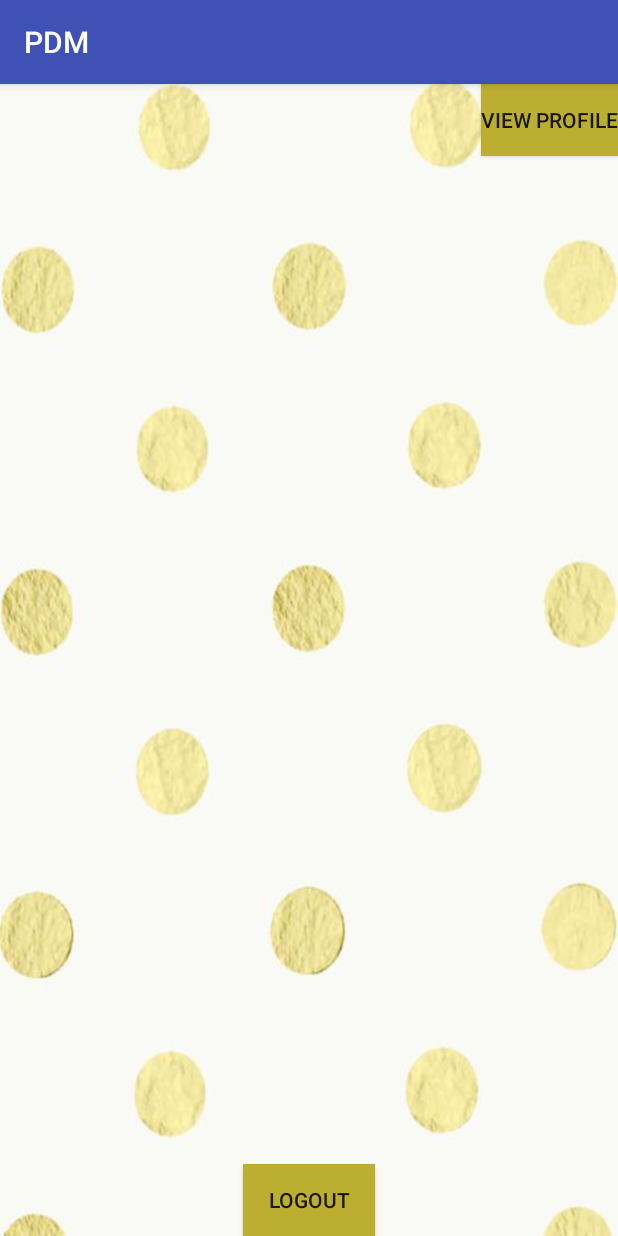
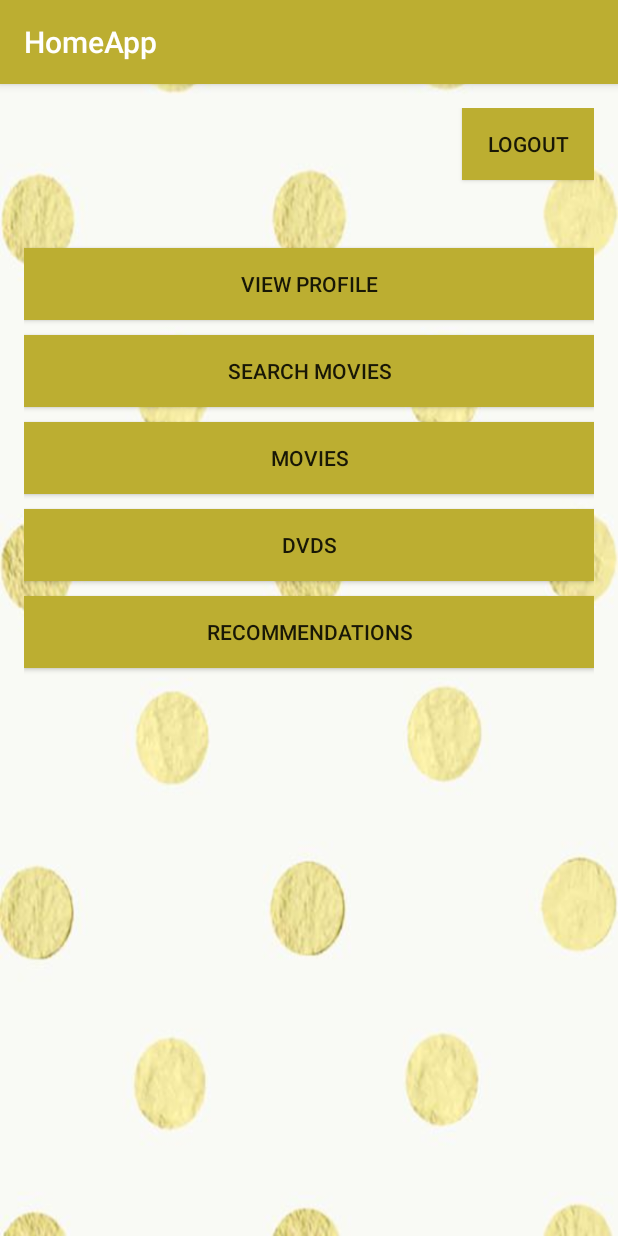
Before and after one commit to PolkaDot/PolkaDotMovies, an Android app: the HomeApp screen opened directly, with no data from a screen before it, on a phone screen of 412 x 824 dp. Run offline under Robolectric (Android 15) with nearby library versions, the phone set to English and light mode, and no system bars; 1 statement that could not run was skipped.

Commit message:
got rid of StartApplication and made HomeApp instead with all buttons created, and reconnected all of the pages we previously had

```diff
--- a/app/src/main/AndroidManifest.xml
+++ b/app/src/main/AndroidManifest.xml
@@ -23,7 +23,7 @@
                 <category android:name="android.intent.category.LAUNCHER" />
             </intent-filter>
         </activity>
-        <!--<activity android:name=".StartApplication" />-->
+        <!-- <activity android:name=".StartApplication" /> -->
         <activity
             android:name=".LoginApplication"
             android:label="@string/title_activity_login_application"
@@ -31,10 +31,10 @@
         <activity
             android:name=".RegistrationPage"
             android:label="@string/title_activity_registration_page"
-            android:theme="@style/AppTheme.NoActionBar"></activity>
-            android:name=".LoginActivity"
-            android:label="@string/title_activity_login" />
-        <activity android:name=".StartApplication" />
+            android:theme="@style/AppTheme.NoActionBar" /><![CDATA[
+        android:name=".LoginActivity"
+        android:label="@string/title_activity_login" />
+        ]]>
         <activity
             android:name=".ViewProfile"
             android:label="@string/title_activity_view_profile"
@@ -42,6 +42,10 @@
         <activity
             android:name=".EditProfile"
             android:label="@string/title_activity_edit_profile"
+            android:theme="@style/AppTheme.NoActionBar" />
+        <activity
+            android:name=".HomeApp"
+            android:label="@string/title_activity_home_app"
             android:theme="@style/AppTheme.NoActionBar"></activity>
     </application>
 
--- a/app/src/main/java/com/polka/pdm/StartApplication.java
+++ b/app/src/main/java/com/polka/pdm/HomeApp.java
@@ -1,28 +1,27 @@
-// @Author Arsh Momin
-// @version 1.0
+package com.polka.pdm;
 
-package com.polka.pdm;
 import android.content.Intent;
 import android.os.Bundle;
+import android.support.design.widget.FloatingActionButton;
+import android.support.design.widget.Snackbar;
 import android.support.v7.app.AppCompatActivity;
+import android.support.v7.widget.Toolbar;
 import android.view.View;
 import android.widget.Toast;
 
-public class StartApplication extends AppCompatActivity  {
-    public DBHelper userdb;
+public class HomeApp extends AppCompatActivity {
 
     private User user;
 
-    //when we create this activity, there are some things we need to do first
-    // hence the name on create
     @Override
     protected void onCreate(Bundle savedInstanceState) {
-        userdb = new DBHelper(this);
         super.onCreate(savedInstanceState);
-        setContentView(R.layout.activity_start_application);
+        setContentView(R.layout.activity_home_app);
+        Toolbar toolbar = (Toolbar) findViewById(R.id.toolbar);
+
 //        couldn't get toolbar to work
 //        Toolbar toolbar = (Toolbar) findViewById(R.id.toolbar);
-//        setSupportActionBar(toolbar);
+        setSupportActionBar(toolbar);
 
         // Grab data about user from extras
         if (savedInstanceState == null) {
@@ -60,7 +59,7 @@
      */
 
     public void logoutClickListener(View view) {
-        Intent intent = new Intent(StartApplication.this, MainActivity.class);
+        Intent intent = new Intent(this, MainActivity.class);
         startActivity(intent);
     }
 
--- a/app/src/main/java/com/polka/pdm/LoginApplication.java
+++ b/app/src/main/java/com/polka/pdm/LoginApplication.java
@@ -30,7 +30,7 @@
         if (passBox.getText().toString().equals(user.password)) {
             text = "Login Success!";
 
-            Intent startApp = new Intent(this, StartApplication.class);
+            Intent startApp = new Intent(this, HomeApp.class);
             // Save user data for next activity
             startApp.putExtra("user", user);
             startActivity(startApp);
--- a/app/src/main/java/com/polka/pdm/ViewProfile.java
+++ b/app/src/main/java/com/polka/pdm/ViewProfile.java
@@ -54,6 +54,12 @@
         startActivity(intent);
     }
 
+    public void onHomeClick(View view) {
+        Intent intent = new Intent(this, HomeApp.class);
+        intent.putExtra("user", user);
+        startActivity(intent);
+    }
+
 
 
 }
--- /dev/null
+++ b/app/src/main/res/layout/activity_home_app.xml
@@ -0,0 +1,35 @@
+<?xml version="1.0" encoding="utf-8"?>
+<android.support.design.widget.CoordinatorLayout xmlns:android="http://schemas.android.com/apk/res/android"
+    xmlns:app="http://schemas.android.com/apk/res-auto"
+    xmlns:tools="http://schemas.android.com/tools"
+    android:layout_width="match_parent"
+    android:layout_height="match_parent"
+    android:fitsSystemWindows="true"
+    android:background="@drawable/homebackground"
+    tools:context="com.polka.pdm.HomeApp">
+
+    <android.support.design.widget.AppBarLayout
+        android:layout_width="match_parent"
+        android:layout_height="wrap_content"
+        android:theme="@style/AppTheme.AppBarOverlay">
+
+        <android.support.v7.widget.Toolbar
+            android:id="@+id/toolbar"
+            android:layout_width="match_parent"
+            android:layout_height="?attr/actionBarSize"
+            android:background="#bcae31"
+            app:popupTheme="@style/AppTheme.PopupOverlay" />
+
+    </android.support.design.widget.AppBarLayout>
+
+    <include layout="@layout/content_home_app" />
+
+    <!--<android.support.design.widget.FloatingActionButton-->
+        <!--android:id="@+id/fab"-->
+        <!--android:layout_width="wrap_content"-->
+        <!--android:layout_height="wrap_content"-->
+        <!--android:layout_gravity="bottom|end"-->
+        <!--android:layout_margin="@dimen/fab_margin"-->
+        <!--android:src="@android:drawable/ic_dialog_email" />-->
+
+</android.support.design.widget.CoordinatorLayout>
--- /dev/null
+++ b/app/src/main/res/layout/content_home_app.xml
@@ -0,0 +1,85 @@
+<?xml version="1.0" encoding="utf-8"?>
+<RelativeLayout xmlns:android="http://schemas.android.com/apk/res/android"
+    xmlns:app="http://schemas.android.com/apk/res-auto"
+    xmlns:tools="http://schemas.android.com/tools"
+    android:layout_width="match_parent"
+    android:layout_height="match_parent"
+    android:paddingBottom="@dimen/activity_vertical_margin"
+    android:paddingLeft="@dimen/activity_horizontal_margin"
+    android:paddingRight="@dimen/activity_horizontal_margin"
+    android:paddingTop="@dimen/activity_vertical_margin"
+    app:layout_behavior="@string/appbar_scrolling_view_behavior"
+    tools:context="com.polka.pdm.HomeApp"
+    tools:showIn="@layout/activity_home_app">
+
+
+    <Button
+        android:layout_width="wrap_content"
+        android:layout_height="wrap_content"
+        android:text="LOGOUT"
+        android:id="@+id/LogoutHomeButton"
+        android:layout_alignParentTop="true"
+        android:layout_alignParentEnd="true"
+        android:background="#bcae31"
+        android:onClick="logoutClickListener" />
+
+    <Button
+        android:layout_width="wrap_content"
+        android:layout_height="wrap_content"
+        android:text="VIEW PROFILE"
+        android:id="@+id/ViewProfileButton"
+        android:layout_marginTop="45dp"
+        android:layout_below="@+id/LogoutHomeButton"
+        android:layout_alignParentEnd="true"
+        android:layout_alignParentStart="true"
+        android:background="#bcae31"
+        android:onClick="onViewProfileClick" />
+
+    <Button
+        android:layout_width="wrap_content"
+        android:layout_height="wrap_content"
+        android:text="SEARCH MOVIES"
+        android:id="@+id/SearchMoviesButton"
+        android:layout_below="@+id/ViewProfileButton"
+        android:layout_centerHorizontal="true"
+        android:layout_marginTop="10dp"
+        android:layout_alignParentStart="true"
+        android:layout_alignParentEnd="true"
+        android:background="#bcae31" />
+
+    <Button
+        android:layout_width="wrap_content"
+        android:layout_height="wrap_content"
+        android:text="MOVIES"
+        android:id="@+id/MoviesButton"
+        android:layout_below="@+id/SearchMoviesButton"
+        android:layout_centerVertical="true"
+        android:layout_marginTop="10dp"
+        android:layout_alignParentEnd="true"
+        android:layout_alignParentStart="true"
+        android:background="#bcae31" />
+
+    <Button
+        android:layout_width="wrap_content"
+        android:layout_height="wrap_content"
+        android:text="DVDS"
+        android:id="@+id/DVDsButton"
+        android:layout_below="@+id/MoviesButton"
+        android:layout_centerVertical="true"
+        android:layout_marginTop="10dp"
+        android:layout_alignParentEnd="true"
+        android:layout_alignParentStart="true"
+        android:background="#bcae31" />
+
+    <Button
+        android:layout_width="wrap_content"
+        android:layout_height="wrap_content"
+        android:text="RECOMMENDATIONS"
+        android:id="@+id/RecommendationsButton"
+        android:layout_below="@+id/DVDsButton"
+        android:layout_centerVertical="true"
+        android:layout_marginTop="10dp"
+        android:layout_alignParentEnd="true"
+        android:layout_alignParentStart="true"
+        android:background="#bcae31" />
+</RelativeLayout>
--- a/app/src/main/res/layout/content_view_profile.xml
+++ b/app/src/main/res/layout/content_view_profile.xml
@@ -18,10 +18,11 @@
         android:layout_height="wrap_content"
         android:text="Edit Profile"
         android:id="@+id/EditProfile"
+        android:clickable="true"
+        android:onClick="onEditProfileClick"
+        android:background="#bcae31"
         android:layout_alignParentTop="true"
-        android:layout_alignParentEnd="true"
-        android:clickable="true"
-        android:onClick="onEditProfileClick" />
+        android:layout_alignParentStart="true" />
 
     <TextView
         android:layout_width="wrap_content"
@@ -193,5 +194,15 @@
         android:text="Hello"
         android:layout_alignBaseline="@+id/MajorLabel" />
 
+    <Button
+        android:layout_width="wrap_content"
+        android:layout_height="wrap_content"
+        android:text="Home"
+        android:id="@+id/HomeProfileButton"
+        android:layout_alignParentTop="true"
+        android:layout_alignParentEnd="true"
+        android:background="#bcae31"
+        android:onClick="onHomeClick" />
+
 
 </RelativeLayout>
--- a/app/src/main/res/values/strings.xml
+++ b/app/src/main/res/values/strings.xml
@@ -20,4 +20,5 @@
     <string name="title_activity_edit_profile">EditProfile</string>
     <string name="title_activity_login_application">LoginApplication</string>
     <string name="title_activity_registration_page">RegistrationPage</string>
+    <string name="title_activity_home_app">HomeApp</string>
 </resources>
```
